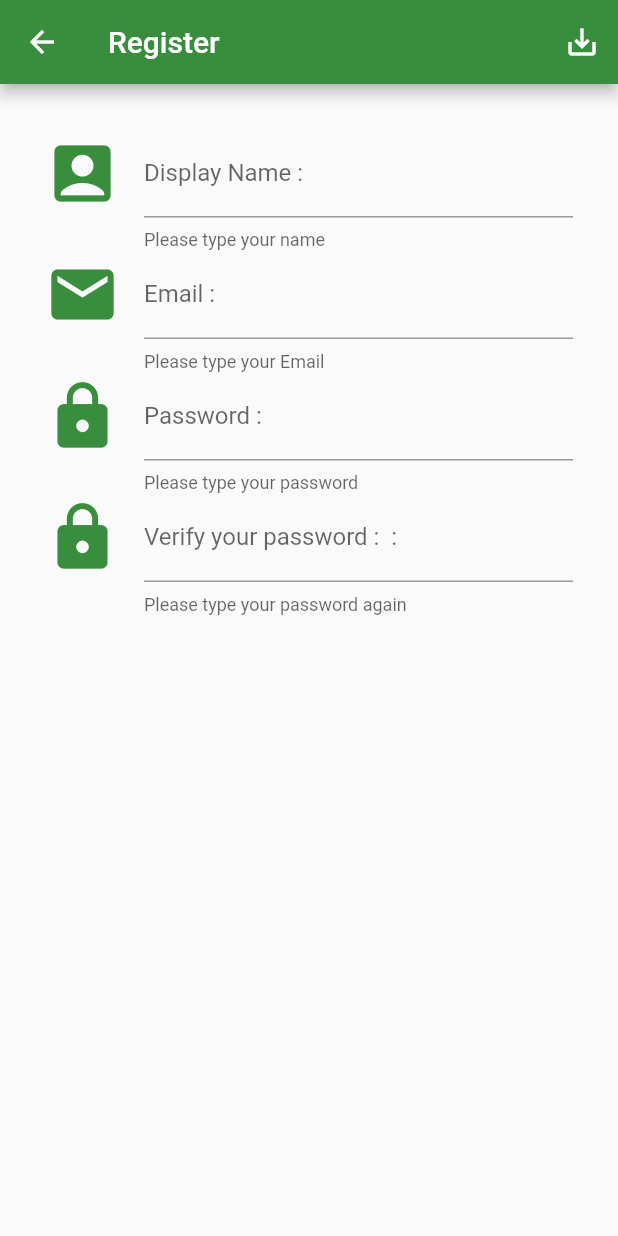
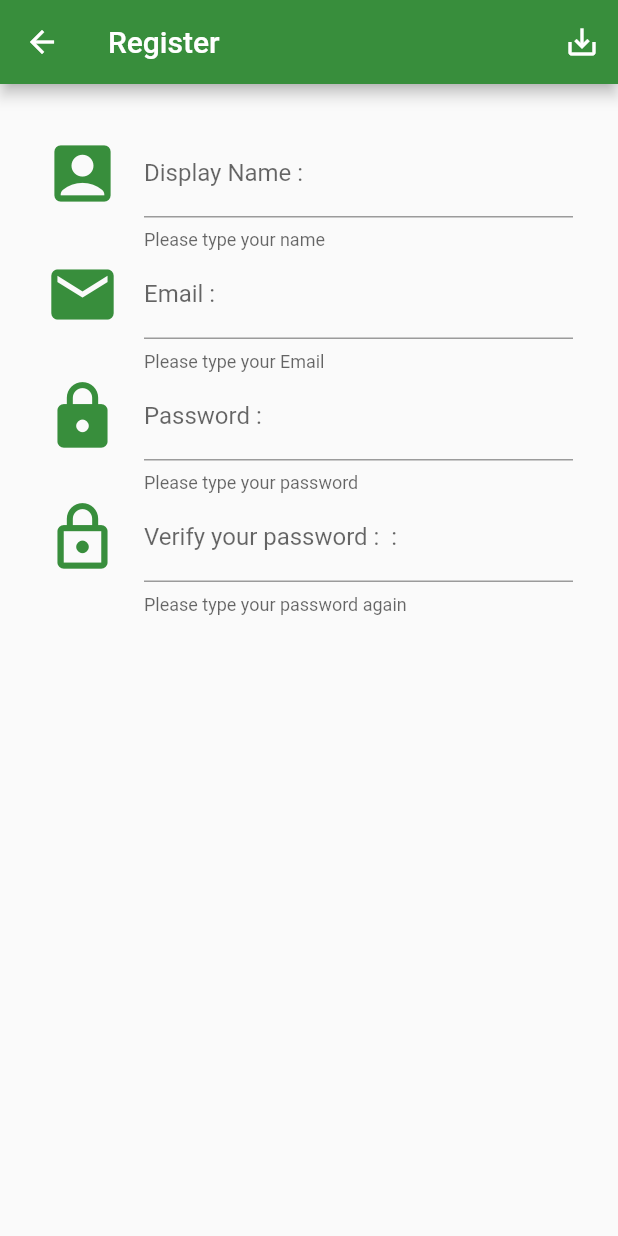
Before and after one commit to mrtawan/mtcna, a Flutter app: the screen it shows after launch, after a tap on "Sign Up", on a phone screen of 412 x 824 dp. Run offline on Flutter 3.47's test engine with Material 2 defaults, Android fonts, the phone set to English and light mode, and no system bars; our stand-ins replace google_fonts.

```diff
--- a/lib/screen/home.dart
+++ b/lib/screen/home.dart
@@ -1,4 +1,5 @@
 import 'package:flutter/material.dart';
+import 'package:google_fonts/google_fonts.dart';
 import 'package:mtcna/screen/register.dart';
 
 class Home extends StatefulWidget {
@@ -17,13 +18,13 @@ class _HomeState extends State<Home> {
 
   Widget showAppName() {
     return Text(
-      'MTCNA LEARNING',
-      style: TextStyle(
-        fontSize: 30.0,
-        color: Colors.green.shade700,
-        fontWeight: FontWeight.bold,
-        // fontStyle: FontStyle.italic,
-        fontFamily: 'IndieFlower',
+      'Learn Mikrotik',
+      style: GoogleFonts.russoOne(
+        textStyle: TextStyle(
+          fontSize: 40.0,
+          color: Colors.green.shade700,
+          fontWeight: FontWeight.bold,
+        ),
       ),
     );
   }
@@ -45,7 +46,8 @@ class _HomeState extends State<Home> {
       onPressed: () {
         print('You Click Signup');
 
-        MaterialPageRoute materialPageRoute = MaterialPageRoute(builder: (BuildContext contex) => Register());
+        MaterialPageRoute materialPageRoute =
+            MaterialPageRoute(builder: (BuildContext contex) => Register());
         Navigator.of(context).push(materialPageRoute);
       },
     );
--- a/lib/screen/register.dart
+++ b/lib/screen/register.dart
@@ -1,4 +1,5 @@
 import 'package:flutter/material.dart';
+import 'package:mtcna/utility/normal_dialog.dart';
 
 class Register extends StatefulWidget {
   @override
@@ -8,8 +9,7 @@ class Register extends StatefulWidget {
 class _RegisterState extends State<Register> {
   // Explicit
   final formkey = GlobalKey<FormState>();
-   String nameString, emailString, passwordString,validateString;
-
+  String nameString, emailString, passwordString, validateString;
 
   //method
   Widget registerButton() {
@@ -17,9 +17,15 @@ class _RegisterState extends State<Register> {
       icon: Icon(Icons.save_alt),
       onPressed: () {
         print('You clik Upload');
-        if (formkey.currentState.validate()){
+        if (formkey.currentState.validate()) {
           formkey.currentState.save();
-          print ('name = $nameString, email = $emailString, password = $passwordString validate = $validateString');
+          print(
+              'name = $nameString, email = $emailString, password = $passwordString validate = $validateString');
+          if (passwordString == validateString) {
+          } else {
+            normalDialog(
+                context, 'Your password is not the same, Please try again');
+          }
         }
       },
     );
@@ -35,13 +41,14 @@ class _RegisterState extends State<Register> {
           ),
           labelText: 'Display Name :',
           helperText: 'Please type your name'),
-          validator: (String value){
+      validator: (String value) {
         if (value.isEmpty) {
           return 'Please fill your name';
         } else {
           return null;
         }
-          } , onSaved: (String value){
+      },
+      onSaved: (String value) {
         nameString = value.trim();
       },
     );
@@ -49,6 +56,7 @@ class _RegisterState extends State<Register> {
 
   Widget emailText() {
     return TextFormField(
+      keyboardType: TextInputType.emailAddress,
       decoration: InputDecoration(
           icon: Icon(
             Icons.email,
@@ -56,13 +64,15 @@ class _RegisterState extends State<Register> {
             size: 50.0,
           ),
           labelText: 'Email :',
-          helperText: 'Please type your Email'),validator: (String value){
+          helperText: 'Please type your Email'),
+      validator: (String value) {
         if (!((value.contains('@')) && (value.contains('.')))) {
           return 'Please Type Your Email again';
         } else {
           return null;
         }
-          }, onSaved: (String value){
+      },
+      onSaved: (String value) {
         emailString = value.trim();
       },
     );
@@ -70,6 +80,7 @@ class _RegisterState extends State<Register> {
 
   Widget passwordText() {
     return TextFormField(
+        obscureText: true,
         decoration: InputDecoration(
             icon: Icon(
               Icons.lock,
@@ -77,42 +88,41 @@ class _RegisterState extends State<Register> {
               size: 50.0,
             ),
             labelText: 'Password :',
-          helperText: 'Please type your password'),validator: (String value){
+            helperText: 'Please type your password'),
+        validator: (String value) {
           if (value.length < 6) {
             return 'Please set passwore at least 6 Charactors';
-
           } else {
             return null;
           }
-          }, onSaved: (String value){
+        },
+        onSaved: (String value) {
           passwordString = value.trim();
-          }
-    );
+        });
   }
 
   Widget confirmText() {
     return TextFormField(
+        obscureText: true,
         decoration: InputDecoration(
             icon: Icon(
-            Icons.lock,
+              Icons.lock_outline,
               color: Colors.green.shade700,
               size: 50.0,
             ),
             labelText: 'Verify your password :  :',
-          helperText: 'Please type your password again'),validator: (String value){
+            helperText: 'Please type your password again'),
+        validator: (String value) {
           if (value.length < 6) {
             return 'Please set passwore at least 6 Charactors';
-
           } else {
             return null;
           }
-          }, onSaved: (String value){
+        },
+        onSaved: (String value) {
           validateString = value.trim();
+        });
   }
-    );
-  }
-
-
 
   @override
   Widget build(BuildContext context) {
@@ -122,7 +132,8 @@ Widget confirmText() {
         title: Text('Register'),
         actions: <Widget>[registerButton()],
       ),
-      body: Form(key: formkey,
+      body: Form(
+        key: formkey,
         child: ListView(
           padding: EdgeInsets.all(30.0),
           children: <Widget>[
--- a/pubspec.yaml
+++ b/pubspec.yaml
@@ -28,6 +28,10 @@ dependencies:
   # The following adds the Cupertino Icons font to your application.
   # Use with the CupertinoIcons class for iOS style icons.
   cupertino_icons: ^0.1.3
+  google_fonts: ^1.1.0
+  firebase_auth: ^0.16.1
+  cloud_firestore: ^0.13.6
+  firebase_storage: ^3.1.6
 
 dev_dependencies:
   flutter_test:
```
Also changed, not shown: lib/utility/normal_dialog.dart (added, +13 -0 lines), pubspec.lock, 3 other files. Lines whose indentation alone changed are shown as unchanged.
